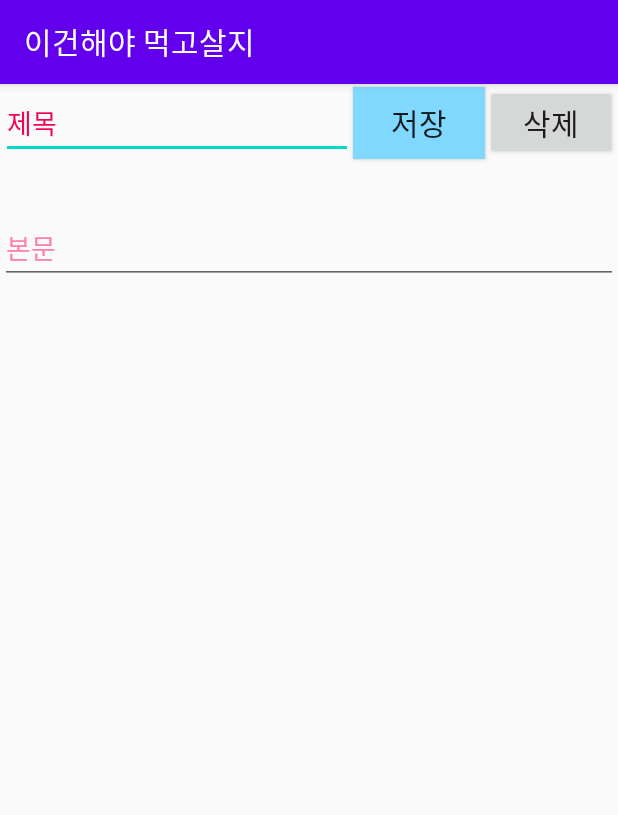
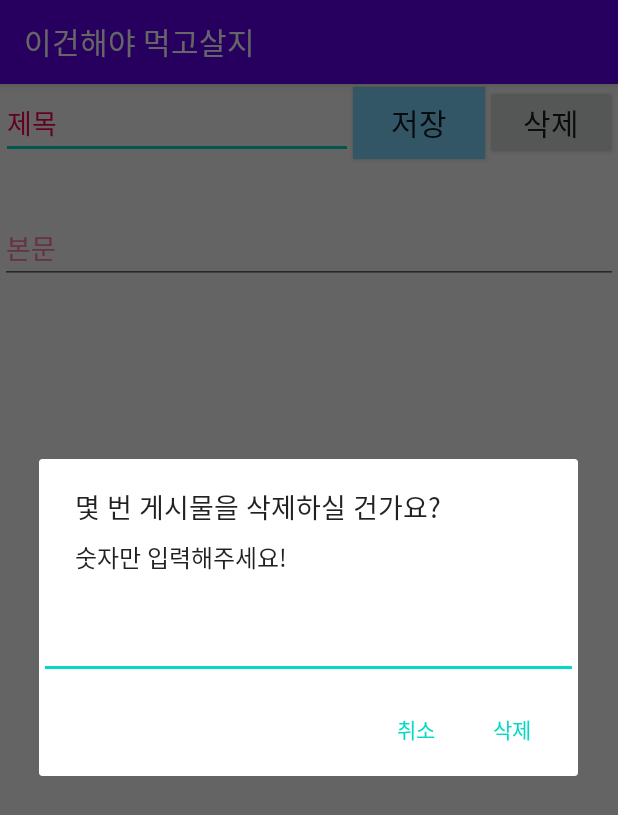
Before and after one commit to HAseungcheol/review, an Android app: the MemoActivity screen opened directly, with no data from a screen before it, after a tap on "삭제", on a phone screen of 412 x 824 dp. Shown: the top 815 px of the screen. Run offline under Robolectric (Android 15) with nearby library versions, the phone set to English and light mode, and no system bars.

Commit message:
05-05 오후 10:55 (뷰페이저는 못함ㅠ)

```diff
--- a/menu/src/main/java/com/example/project/MemoActivity.java
+++ b/menu/src/main/java/com/example/project/MemoActivity.java
@@ -12,26 +12,27 @@ import androidx.appcompat.app.AlertDialog;
 import androidx.appcompat.app.AppCompatActivity;
 
 public class MemoActivity extends AppCompatActivity {
-    Button save;
-    Button delete;
-
+    EditText input;
     @Override
     protected void onCreate(Bundle savedInstanceState) {
         super.onCreate(savedInstanceState);
         setContentView(R.layout.activity_new_memo);
+
+        final Button save;
+        final Button delete;
 
         save = findViewById(R.id.btnSave);
         save.setOnClickListener(new View.OnClickListener() {
             @Override
             public void onClick(View v) {
                 AlertDialog.Builder builder = new AlertDialog.Builder(v.getContext());
-                builder.setTitle("저장하실 건가요?").setMessage("아직 실력이 부족해서 삭제 기능을 못 구현하였습니다.. ㅠ");
+                builder.setTitle("저장하실 건가요?").setMessage("등록 후, 리뷰화면으로 이동합니다.");
                 builder.setPositiveButton("등록", new DialogInterface.OnClickListener() {
                     @Override
                     public void onClick(DialogInterface dialog, int id) {
                         Toast.makeText(getApplicationContext(), "등록 완료!", Toast.LENGTH_SHORT).show();
                         save_values();
-                        Intent intent = new Intent(getApplicationContext(), MainActivity.class);
+                        Intent intent = new Intent(getApplicationContext(), ReviewActivity.class);
                         startActivity(intent);
                         finish();
                     }
@@ -39,7 +40,7 @@ public class MemoActivity extends AppCompatActivity {
                 builder.setNegativeButton("취소", new DialogInterface.OnClickListener() {
                     @Override
                     public void onClick(DialogInterface dialog, int id) {
-                        Toast.makeText(getApplicationContext(), "한 번 더 확인해 주셔서 감사합니다!", Toast.LENGTH_SHORT).show();
+                        Toast.makeText(getApplicationContext(), "등록 취소!", Toast.LENGTH_SHORT).show();
                     }
                 });
                 AlertDialog alertDialog = builder.create();
@@ -50,7 +51,29 @@ public class MemoActivity extends AppCompatActivity {
         delete.setOnClickListener(new View.OnClickListener() {
             @Override
             public void onClick(View v) {
-                Toast.makeText(getApplicationContext(), "미구현 ㅠㅠ....", Toast.LENGTH_SHORT).show();
+                AlertDialog.Builder builder = new AlertDialog.Builder(v.getContext());
+                input = new EditText(builder.getContext());
+                builder.setTitle("몇 번 게시물을 삭제하실 건가요?");
+                builder.setMessage("숫자만 입력해주세요!");
+                builder.setView(input);
+                builder.setPositiveButton("삭제", new DialogInterface.OnClickListener() {
+                    @Override
+                    public void onClick(DialogInterface dialog, int id) {
+                        Toast.makeText(getApplicationContext(), "삭제 완료!", Toast.LENGTH_SHORT).show();
+                        delete_value();
+                        Intent intent = new Intent(getApplicationContext(), ReviewActivity.class);
+                        startActivity(intent);
+                        finish();
+                    }
+                });
+                builder.setNegativeButton("취소", new DialogInterface.OnClickListener() {
+                    @Override
+                    public void onClick(DialogInterface dialog, int id) {
+                        Toast.makeText(getApplicationContext(), "삭제 취소!", Toast.LENGTH_SHORT).show();
+                    }
+                });
+                AlertDialog alertDialog = builder.create();
+                alertDialog.show();
             }
         });
     }
@@ -68,6 +91,7 @@ public class MemoActivity extends AppCompatActivity {
     }
 
     private void delete_value() {
-
+        String $id = input.getText().toString();
+        new MemoDAO().delete(getApplicationContext(), $id);
     }
 }
--- a/menu/src/main/java/com/example/project/ReviewActivity.java
+++ b/menu/src/main/java/com/example/project/ReviewActivity.java
@@ -102,9 +102,11 @@ public class ReviewActivity extends AppCompatActivity {
                         android.R.layout.simple_list_item_2,                 // View
                         new String[]{"title", "time"},
                         new int[]{android.R.id.text1, android.R.id.text2});
+        simpleAdapter.notifyDataSetChanged();
         //ListView에 adapter 연결
         listView = findViewById(R.id.reviewList);
         listView.setAdapter(simpleAdapter);
+
     }
 
     private SQLiteDatabase init_database() {
--- a/menu/src/main/res/layout/activity_review.xml
+++ b/menu/src/main/res/layout/activity_review.xml
@@ -25,7 +25,7 @@
                     <ListView
                         android:id="@+id/reviewList"
                         android:layout_width="match_parent"
-                        android:layout_height="500dp" />
+                        android:layout_height="535dp" />
                 </LinearLayout>
             </ScrollView>
 
@@ -35,7 +35,7 @@
                 android:layout_width="match_parent"
                 android:layout_height="wrap_content"
                 android:layout_gravity="fill"
-                android:text="등록"
+                android:text="평가 작성"
                 android:textColorHighlight="#EA80FC"
                 android:textColorLink="#FFFFFF"
                 android:textSize="18sp" />
```
